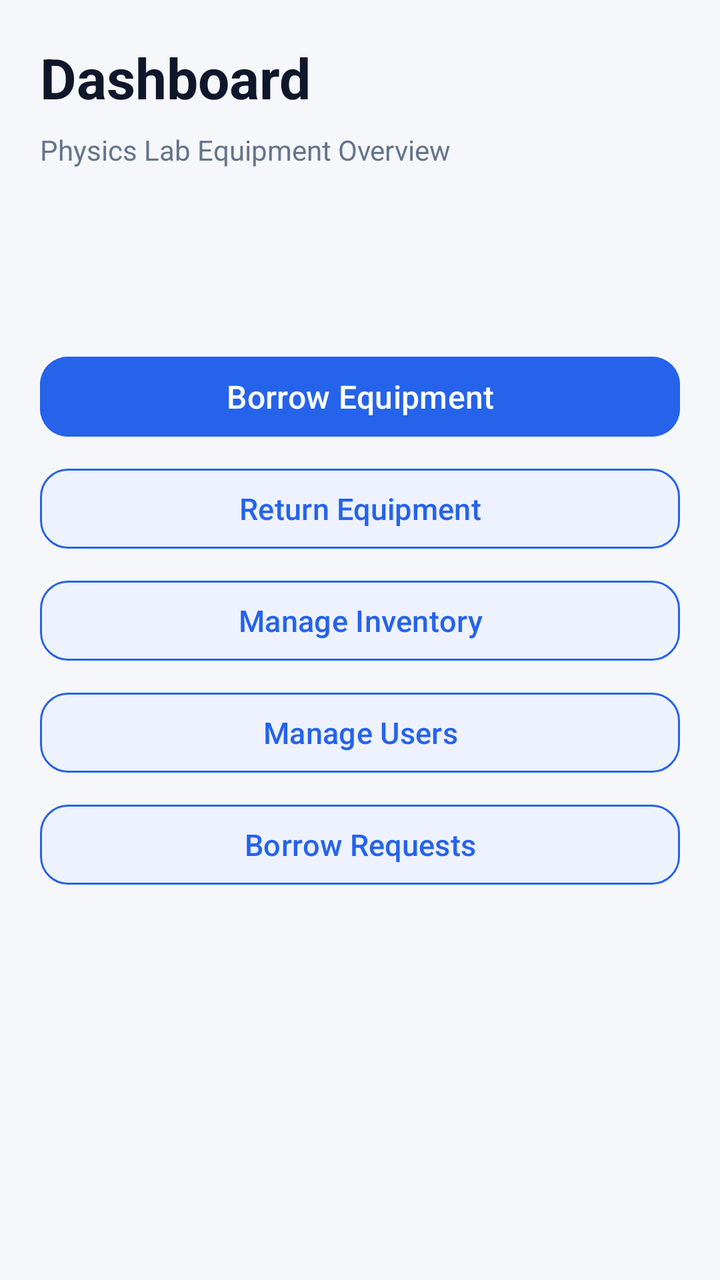
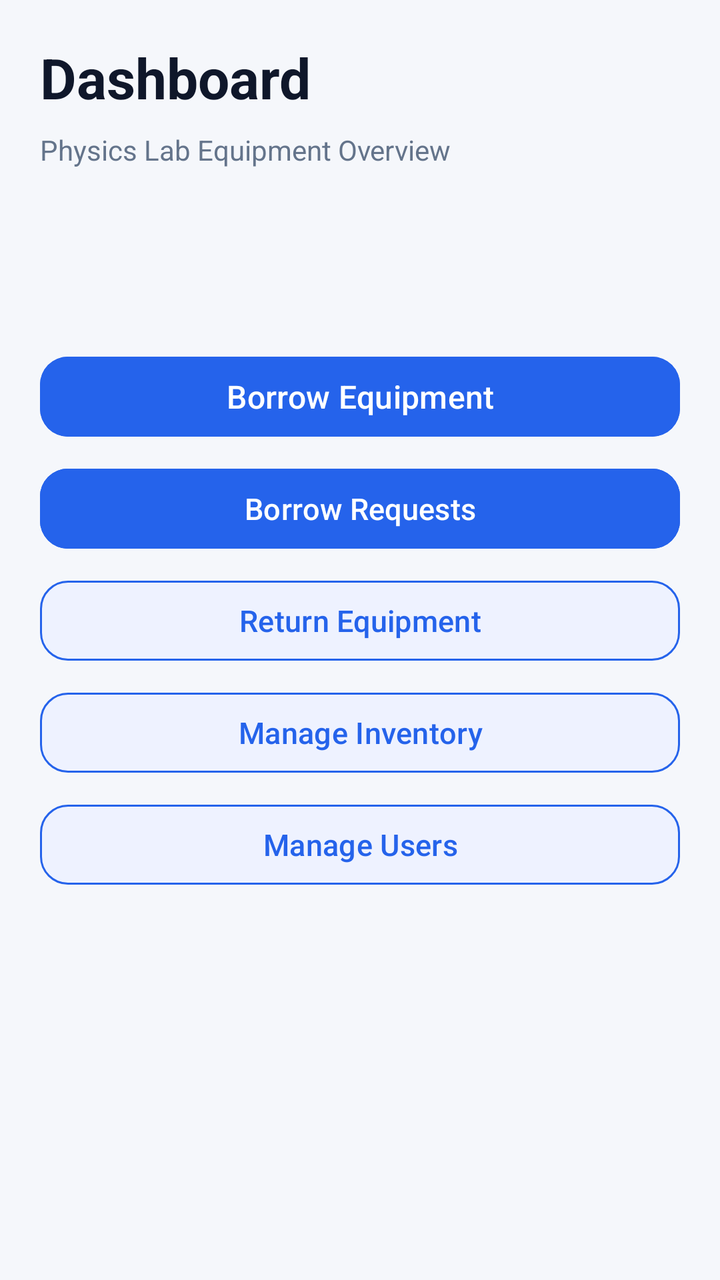

Compare the two renders of this Android layout. The source of the first and the diff that turns it into the second are given below.
<!-- AndroidManifest.xml: application theme Theme.LabMate -->
<!-- res/layout/fragment_home.xml -->
<?xml version="1.0" encoding="utf-8"?>
<androidx.constraintlayout.widget.ConstraintLayout
    xmlns:android="http://schemas.android.com/apk/res/android"
    xmlns:app="http://schemas.android.com/apk/res-auto"
    android:layout_width="match_parent"
    android:layout_height="match_parent"
    android:background="@color/background_color">

    
    <TextView
        android:id="@+id/tvDashboardTitle"
        android:layout_width="wrap_content"
        android:layout_height="wrap_content"
        android:layout_marginStart="20dp"
        android:layout_marginTop="20dp"
        android:text="@string/dashboard"
        android:textColor="@color/text_primary"
        android:textSize="28sp"
        android:textStyle="bold"
        app:layout_constraintStart_toStartOf="parent"
        app:layout_constraintTop_toTopOf="parent"/>

    <TextView
        android:id="@+id/tvDashboardDescription"
        android:layout_width="wrap_content"
        android:layout_height="wrap_content"
        android:layout_marginStart="20dp"
        android:layout_marginTop="8dp"
        android:text="@string/physics_lab_equipment_overview"
        android:textColor="@color/text_secondary"
        android:textSize="14sp"
        app:layout_constraintStart_toStartOf="parent"
        app:layout_constraintTop_toBottomOf="@id/tvDashboardTitle"/>

    
    <TextView
        android:id="@+id/tvName"
        android:layout_width="wrap_content"
        android:layout_height="wrap_content"
        android:layout_marginStart="20dp"
        android:layout_marginTop="20dp"
        android:textColor="@color/text_primary"
        android:textSize="20sp"
        android:textStyle="bold"
        app:layout_constraintStart_toStartOf="parent"
        app:layout_constraintTop_toBottomOf="@id/tvDashboardDescription"/>

    
    <TextView
        android:id="@+id/tvRole"
        android:layout_width="wrap_content"
        android:layout_height="wrap_content"
        android:layout_marginStart="20dp"
        android:layout_marginTop="4dp"
        android:textColor="@color/text_primary"
        android:textSize="14sp"
        android:textStyle="italic"
        app:layout_constraintStart_toStartOf="parent"
        app:layout_constraintTop_toBottomOf="@id/tvName"/>

    
    <com.google.android.material.button.MaterialButton
        android:id="@+id/equipment_request"
        android:layout_width="0dp"
        android:layout_height="wrap_content"
        android:layout_marginStart="20dp"
        android:layout_marginTop="20dp"
        android:layout_marginEnd="20dp"
        android:backgroundTint="@color/button_primary"
        android:text="@string/request_equipment"
        android:textColor="@color/button_text"
        android:textSize="16sp"
        app:cornerRadius="14dp"
        app:layout_constraintEnd_toEndOf="parent"
        app:layout_constraintStart_toStartOf="parent"
        app:layout_constraintTop_toBottomOf="@id/tvRole"/>

    
    <com.google.android.material.button.MaterialButton
        android:id="@+id/equipment_return"
        android:layout_width="0dp"
        android:layout_height="wrap_content"
        android:layout_marginStart="20dp"
        android:layout_marginTop="8dp"
        android:layout_marginEnd="20dp"
        android:backgroundTint="@color/button_secondary"
        android:text="@string/return_equipment"
        android:textColor="@color/primary"
        android:textSize="15sp"
        app:cornerRadius="14dp"
        app:layout_constraintEnd_toEndOf="parent"
        app:layout_constraintStart_toStartOf="parent"
        app:layout_constraintTop_toBottomOf="@id/equipment_request"
        app:strokeColor="@color/primary"
        app:strokeWidth="1dp"/>

    
    <com.google.android.material.button.MaterialButton
        android:id="@+id/manage_inventory"
        android:layout_width="0dp"
        android:layout_height="wrap_content"
        android:layout_marginStart="20dp"
        android:layout_marginTop="8dp"
        android:layout_marginEnd="20dp"
        android:backgroundTint="@color/button_secondary"
        android:text="@string/inventory_manage"
        android:textColor="@color/primary"
        android:textSize="15sp"
        app:cornerRadius="14dp"
        app:layout_constraintEnd_toEndOf="parent"
        app:layout_constraintStart_toStartOf="parent"
        app:layout_constraintTop_toBottomOf="@id/equipment_return"
        app:strokeColor="@color/primary"
        app:strokeWidth="1dp"/>

    
    <com.google.android.material.button.MaterialButton
        android:id="@+id/manage_users"
        android:layout_width="0dp"
        android:layout_height="wrap_content"
        android:layout_marginStart="20dp"
        android:layout_marginTop="8dp"
        android:layout_marginEnd="20dp"
        android:backgroundTint="@color/button_secondary"
        android:text="@string/manage_users"
        android:textColor="@color/primary"
        android:textSize="15sp"
        app:cornerRadius="14dp"
        app:layout_constraintEnd_toEndOf="parent"
        app:layout_constraintStart_toStartOf="parent"
        app:layout_constraintTop_toBottomOf="@id/manage_inventory"
        app:strokeColor="@color/primary"
        app:strokeWidth="1dp"/>

    
    <com.google.android.material.button.MaterialButton
        android:id="@+id/manage_requests"
        android:layout_width="0dp"
        android:layout_height="wrap_content"
        android:layout_marginStart="20dp"
        android:layout_marginTop="8dp"
        android:layout_marginEnd="20dp"
        android:backgroundTint="@color/button_secondary"
        android:text="Borrow Requests"
        android:textColor="@color/primary"
        android:textSize="15sp"
        app:cornerRadius="14dp"
        app:layout_constraintEnd_toEndOf="parent"
        app:layout_constraintStart_toStartOf="parent"
        app:layout_constraintTop_toBottomOf="@id/manage_users"
        app:strokeColor="@color/primary"
        app:strokeWidth="1dp"/>

</androidx.constraintlayout.widget.ConstraintLayout>
<!-- resources referenced by this layout -->
<resources>
  <color name="background_color">#FFF5F7FB</color>
  <color name="button_primary">#FF2563EB</color>
  <color name="button_secondary">#FFEEF2FF</color>
  <color name="button_text">#FFFFFFFF</color>
  <color name="primary">#FF2563EB</color>
  <color name="text_primary">#FF0F172A</color>
  <color name="text_secondary">#FF64748B</color>
  <string name="dashboard">Dashboard</string>
  <string name="inventory_manage">Manage Inventory</string>
  <string name="manage_users">Manage Users</string>
  <string name="physics_lab_equipment_overview">Physics Lab Equipment Overview</string>
  <string name="request_equipment">Borrow Equipment</string>
  <string name="return_equipment">Return Equipment</string>
  <style name="Theme.LabMate" parent="Base.Theme.LabMate" />
  <style name="Base.Theme.LabMate" parent="Theme.Material3.DayNight.NoActionBar">
  
          <item name="colorPrimary">@color/primary</item>
          <item name="colorOnSurface">@color/text_on_primary</item>
  
          
          <item name="android:statusBarColor">@color/primary_light</item>
  
          
          <item name="android:windowLightStatusBar">true</item>
  
      </style>
  <color name="text_on_primary">#FFFFFFFF</color>
  <color name="primary_light">#FF93C5FD</color>
</resources>

<!-- the commit's change to res/layout/fragment_home.xml (unified diff, before → after) -->
@@ -1,5 +1,5 @@
 <?xml version="1.0" encoding="utf-8"?>
-<androidx.constraintlayout.widget.ConstraintLayout
+<FrameLayout
     xmlns:android="http://schemas.android.com/apk/res/android"
     xmlns:app="http://schemas.android.com/apk/res-auto"
     android:layout_width="match_parent"
@@ -7,148 +7,175 @@
     android:background="@color/background_color">
 
     
-    <TextView
-        android:id="@+id/tvDashboardTitle"
-        android:layout_width="wrap_content"
-        android:layout_height="wrap_content"
-        android:layout_marginStart="20dp"
-        android:layout_marginTop="20dp"
-        android:text="@string/dashboard"
-        android:textColor="@color/text_primary"
-        android:textSize="28sp"
-        android:textStyle="bold"
-        app:layout_constraintStart_toStartOf="parent"
-        app:layout_constraintTop_toTopOf="parent"/>
+    <androidx.constraintlayout.widget.ConstraintLayout
+        android:layout_width="match_parent"
+        android:layout_height="match_parent">
 
-    <TextView
-        android:id="@+id/tvDashboardDescription"
-        android:layout_width="wrap_content"
-        android:layout_height="wrap_content"
-        android:layout_marginStart="20dp"
-        android:layout_marginTop="8dp"
-        android:text="@string/physics_lab_equipment_overview"
-        android:textColor="@color/text_secondary"
-        android:textSize="14sp"
-        app:layout_constraintStart_toStartOf="parent"
-        app:layout_constraintTop_toBottomOf="@id/tvDashboardTitle"/>
+        
+        <TextView
+            android:id="@+id/tvDashboardTitle"
+            android:layout_width="wrap_content"
+            android:layout_height="wrap_content"
+            android:layout_marginStart="20dp"
+            android:layout_marginTop="20dp"
+            android:text="@string/dashboard"
+            android:textColor="@color/text_primary"
+            android:textSize="28sp"
+            android:textStyle="bold"
+            app:layout_constraintStart_toStartOf="parent"
+            app:layout_constraintTop_toTopOf="parent"/>
+
+        <TextView
+            android:id="@+id/tvDashboardDescription"
+            android:layout_width="wrap_content"
+            android:layout_height="wrap_content"
+            android:layout_marginStart="20dp"
+            android:layout_marginTop="8dp"
+            android:text="@string/physics_lab_equipment_overview"
+            android:textColor="@color/text_secondary"
+            android:textSize="14sp"
+            app:layout_constraintStart_toStartOf="parent"
+            app:layout_constraintTop_toBottomOf="@id/tvDashboardTitle"/>
+
+        
+        <TextView
+            android:id="@+id/tvName"
+            android:layout_width="wrap_content"
+            android:layout_height="wrap_content"
+            android:layout_marginStart="20dp"
+            android:layout_marginTop="20dp"
+            android:textColor="@color/text_primary"
+            android:textSize="20sp"
+            android:textStyle="bold"
+            app:layout_constraintStart_toStartOf="parent"
+            app:layout_constraintTop_toBottomOf="@id/tvDashboardDescription"/>
+
+        
+        <TextView
+            android:id="@+id/tvRole"
+            android:layout_width="wrap_content"
+            android:layout_height="wrap_content"
+            android:layout_marginStart="20dp"
+            android:layout_marginTop="4dp"
+            android:textColor="@color/text_primary"
+            android:textSize="14sp"
+            android:textStyle="italic"
+            app:layout_constraintStart_toStartOf="parent"
+            app:layout_constraintTop_toBottomOf="@id/tvName"/>
+
+        
+        <com.google.android.material.button.MaterialButton
+            android:id="@+id/equipment_request"
+            android:layout_width="0dp"
+            android:layout_height="wrap_content"
+            android:layout_marginStart="20dp"
+            android:layout_marginTop="20dp"
+            android:layout_marginEnd="20dp"
+            android:backgroundTint="@color/button_primary"
+            android:text="@string/request_equipment"
+            android:textColor="@color/button_text"
+            android:textSize="16sp"
+            app:cornerRadius="14dp"
+            app:layout_constraintEnd_toEndOf="parent"
+            app:layout_constraintStart_toStartOf="parent"
+            app:layout_constraintTop_toBottomOf="@id/tvRole"/>
+
+        
+        <com.google.android.material.button.MaterialButton
+            android:id="@+id/manage_requests"
+            android:layout_width="0dp"
+            android:layout_height="wrap_content"
+            android:layout_marginStart="20dp"
+            android:layout_marginTop="8dp"
+            android:layout_marginEnd="20dp"
+            android:backgroundTint="@color/button_primary"
+            android:text="Borrow Requests"
+            android:textColor="@color/button_text"
+            android:textSize="15sp"
+            app:cornerRadius="14dp"
+            app:layout_constraintEnd_toEndOf="parent"
+            app:layout_constraintStart_toStartOf="parent"
+            app:layout_constraintTop_toBottomOf="@id/equipment_request"
+            app:strokeColor="@color/primary"
+            app:strokeWidth="1dp"/>
+
+        
+        <com.google.android.material.button.MaterialButton
+            android:id="@+id/equipment_return"
+            android:layout_width="0dp"
+            android:layout_height="wrap_content"
+            android:layout_marginStart="20dp"
+            android:layout_marginTop="8dp"
+            android:layout_marginEnd="20dp"
+            android:backgroundTint="@color/button_secondary"
+            android:text="@string/return_equipment"
+            android:textColor="@color/primary"
+            android:textSize="15sp"
+            app:cornerRadius="14dp"
+            app:layout_constraintEnd_toEndOf="parent"
+            app:layout_constraintStart_toStartOf="parent"
+            app:layout_constraintTop_toBottomOf="@id/manage_requests"
+            app:strokeColor="@color/primary"
+            app:strokeWidth="1dp"/>
+
+        
+        <com.google.android.material.button.MaterialButton
+            android:id="@+id/manage_inventory"
+            android:layout_width="0dp"
+            android:layout_height="wrap_content"
+            android:layout_marginStart="20dp"
+            android:layout_marginTop="8dp"
+            android:layout_marginEnd="20dp"
+            android:backgroundTint="@color/button_secondary"
+            android:text="@string/inventory_manage"
+            android:textColor="@color/primary"
+            android:textSize="15sp"
+            app:cornerRadius="14dp"
+            app:layout_constraintEnd_toEndOf="parent"
+            app:layout_constraintStart_toStartOf="parent"
+            app:layout_constraintTop_toBottomOf="@id/equipment_return"
+            app:strokeColor="@color/primary"
+            app:strokeWidth="1dp"/>
+
+        
+        <com.google.android.material.button.MaterialButton
+            android:id="@+id/manage_users"
+            android:layout_width="0dp"
+            android:layout_height="wrap_content"
+            android:layout_marginStart="20dp"
+            android:layout_marginTop="8dp"
+            android:layout_marginEnd="20dp"
+            android:backgroundTint="@color/button_secondary"
+            android:text="@string/manage_users"
+            android:textColor="@color/primary"
+            android:textSize="15sp"
+            app:cornerRadius="14dp"
+            app:layout_constraintEnd_toEndOf="parent"
+            app:layout_constraintStart_toStartOf="parent"
+            app:layout_constraintTop_toBottomOf="@id/manage_inventory"
+            app:strokeColor="@color/primary"
+            app:strokeWidth="1dp"/>
+
+    </androidx.constraintlayout.widget.ConstraintLayout>
 
     
-    <TextView
-        android:id="@+id/tvName"
-        android:layout_width="wrap_content"
-        android:layout_height="wrap_content"
-        android:layout_marginStart="20dp"
-        android:layout_marginTop="20dp"
-        android:textColor="@color/text_primary"
-        android:textSize="20sp"
-        android:textStyle="bold"
-        app:layout_constraintStart_toStartOf="parent"
-        app:layout_constraintTop_toBottomOf="@id/tvDashboardDescription"/>
+    <FrameLayout
+        android:id="@+id/loadingOverlay"
+        android:layout_width="match_parent"
+        android:layout_height="match_parent"
+        android:background="@color/background_color"
+        android:clickable="true"
+        android:focusable="true"
+        android:elevation="10dp"
+        android:visibility="gone">
 
-    
-    <TextView
-        android:id="@+id/tvRole"
-        android:layout_width="wrap_content"
-        android:layout_height="wrap_content"
-        android:layout_marginStart="20dp"
-        android:layout_marginTop="4dp"
-        android:textColor="@color/text_primary"
-        android:textSize="14sp"
-        android:textStyle="italic"
-        app:layout_constraintStart_toStartOf="parent"
-        app:layout_constraintTop_toBottomOf="@id/tvName"/>
+        <ProgressBar
+            android:id="@+id/progressBar"
+            android:layout_width="wrap_content"
+            android:layout_height="wrap_content"
+            android:layout_gravity="center"
+            android:indeterminateTint="@color/primary"/>
 
-    
-    <com.google.android.material.button.MaterialButton
-        android:id="@+id/equipment_request"
-        android:layout_width="0dp"
-        android:layout_height="wrap_content"
-        android:layout_marginStart="20dp"
-        android:layout_marginTop="20dp"
-        android:layout_marginEnd="20dp"
-        android:backgroundTint="@color/button_primary"
-        android:text="@string/request_equipment"
-        android:textColor="@color/button_text"
-        android:textSize="16sp"
-        app:cornerRadius="14dp"
-        app:layout_constraintEnd_toEndOf="parent"
-        app:layout_constraintStart_toStartOf="parent"
-        app:layout_constraintTop_toBottomOf="@id/tvRole"/>
+    </FrameLayout>
 
-    
-    <com.google.android.material.button.MaterialButton
-        android:id="@+id/equipment_return"
-        android:layout_width="0dp"
-        android:layout_height="wrap_content"
-        android:layout_marginStart="20dp"
-        android:layout_marginTop="8dp"
-        android:layout_marginEnd="20dp"
-        android:backgroundTint="@color/button_secondary"
-        android:text="@string/return_equipment"
-        android:textColor="@color/primary"
-        android:textSize="15sp"
-        app:cornerRadius="14dp"
-        app:layout_constraintEnd_toEndOf="parent"
-        app:layout_constraintStart_toStartOf="parent"
-        app:layout_constraintTop_toBottomOf="@id/equipment_request"
-        app:strokeColor="@color/primary"
-        app:strokeWidth="1dp"/>
-
-    
-    <com.google.android.material.button.MaterialButton
-        android:id="@+id/manage_inventory"
-        android:layout_width="0dp"
-        android:layout_height="wrap_content"
-        android:layout_marginStart="20dp"
-        android:layout_marginTop="8dp"
-        android:layout_marginEnd="20dp"
-        android:backgroundTint="@color/button_secondary"
-        android:text="@string/inventory_manage"
-        android:textColor="@color/primary"
-        android:textSize="15sp"
-        app:cornerRadius="14dp"
-        app:layout_constraintEnd_toEndOf="parent"
-        app:layout_constraintStart_toStartOf="parent"
-        app:layout_constraintTop_toBottomOf="@id/equipment_return"
-        app:strokeColor="@color/primary"
-        app:strokeWidth="1dp"/>
-
-    
-    <com.google.android.material.button.MaterialButton
-        android:id="@+id/manage_users"
-        android:layout_width="0dp"
-        android:layout_height="wrap_content"
-        android:layout_marginStart="20dp"
-        android:layout_marginTop="8dp"
-        android:layout_marginEnd="20dp"
-        android:backgroundTint="@color/button_secondary"
-        android:text="@string/manage_users"
-        android:textColor="@color/primary"
-        android:textSize="15sp"
-        app:cornerRadius="14dp"
-        app:layout_constraintEnd_toEndOf="parent"
-        app:layout_constraintStart_toStartOf="parent"
-        app:layout_constraintTop_toBottomOf="@id/manage_inventory"
-        app:strokeColor="@color/primary"
-        app:strokeWidth="1dp"/>
-
-    
-    <com.google.android.material.button.MaterialButton
-        android:id="@+id/manage_requests"
-        android:layout_width="0dp"
-        android:layout_height="wrap_content"
-        android:layout_marginStart="20dp"
-        android:layout_marginTop="8dp"
-        android:layout_marginEnd="20dp"
-        android:backgroundTint="@color/button_secondary"
-        android:text="Borrow Requests"
-        android:textColor="@color/primary"
-        android:textSize="15sp"
-        app:cornerRadius="14dp"
-        app:layout_constraintEnd_toEndOf="parent"
-        app:layout_constraintStart_toStartOf="parent"
-        app:layout_constraintTop_toBottomOf="@id/manage_users"
-        app:strokeColor="@color/primary"
-        app:strokeWidth="1dp"/>
-
-</androidx.constraintlayout.widget.ConstraintLayout>
+</FrameLayout>
